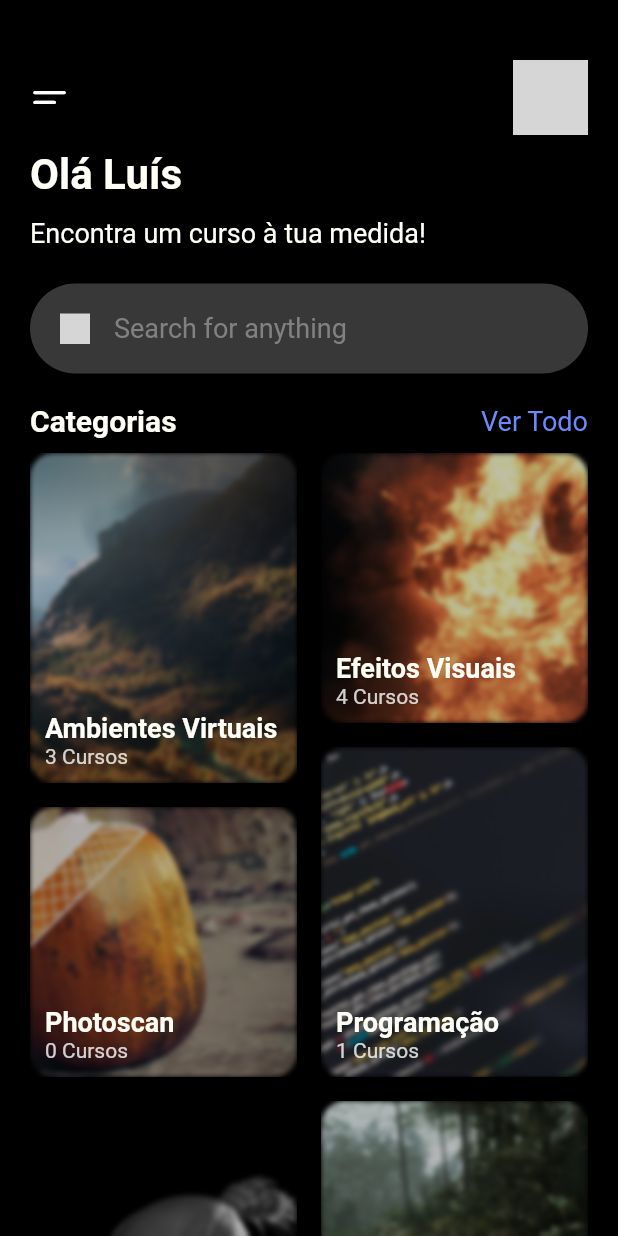
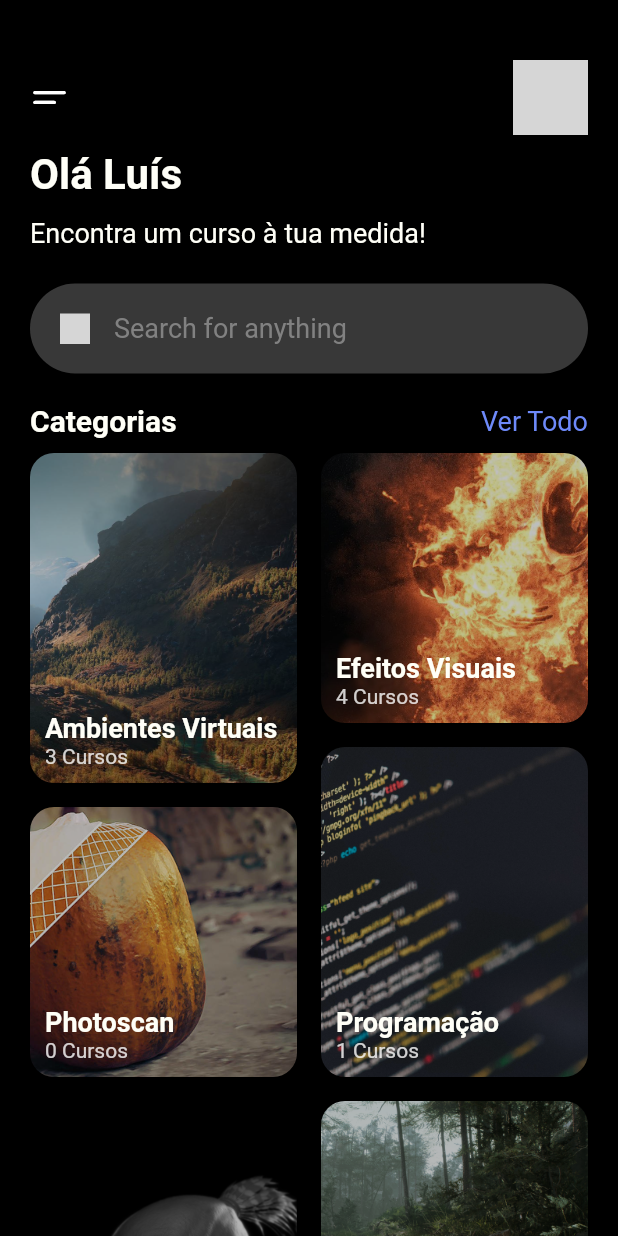
Before and after one commit to Morgadoo/flutter_app, a Flutter app: the screen it shows after launch, on a phone screen of 412 x 824 dp. Run offline on Flutter 3.47's test engine with Material 2 defaults, Android fonts, the light colour scheme and no system bars; drawn by our look-alikes of flare_flutter; our stand-ins replace flutter_svg, palette_generator; network calls fail; grey boxes are pictures that could not be loaded.

Commit message:
fix courses

```diff
--- a/lib/main_screen.dart
+++ b/lib/main_screen.dart
@@ -142,7 +142,7 @@ class _MyHomePageState extends State<MyHomePage> {
                           ),
                         ),
                         child:BackdropFilter(
-                          filter: ImageFilter.blur(sigmaX: 1.8, sigmaY: 1.8),
+                          filter: ImageFilter.blur(sigmaX: 0, sigmaY: 0),
                           child:
                           Container(
                             color: Colors.black.withOpacity(0),
```
Also changed, not shown: 7 other files.
